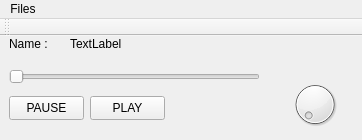
Before: the Qt Designer form Sub-Merge/SubMerge.ui in G-Maveryck/SubMerge, drawn with Qt 5.
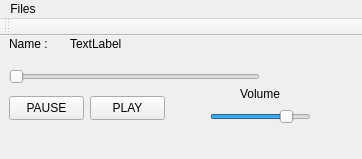
After: the same form once the commit is applied.

The edit to the form file:
```diff
--- a/Sub-Merge/SubMerge.ui
+++ b/Sub-Merge/SubMerge.ui
@@ -7,7 +7,7 @@
     <x>0</x>
     <y>0</y>
     <width>362</width>
-    <height>140</height>
+    <height>159</height>
    </rect>
   </property>
   <property name="windowTitle">
@@ -85,14 +85,33 @@
      <string>TextLabel</string>
     </property>
    </widget>
-   <widget class="QDial" name="volume">
+   <widget class="QSlider" name="s_Volume">
     <property name="geometry">
      <rect>
-      <x>290</x>
-      <y>43</y>
-      <width>50</width>
-      <height>51</height>
+      <x>210</x>
+      <y>70</y>
+      <width>101</width>
+      <height>22</height>
      </rect>
+    </property>
+    <property name="value">
+     <number>80</number>
+    </property>
+    <property name="orientation">
+     <enum>Qt::Horizontal</enum>
+    </property>
+   </widget>
+   <widget class="QLabel" name="label">
+    <property name="geometry">
+     <rect>
+      <x>240</x>
+      <y>50</y>
+      <width>49</width>
+      <height>16</height>
+     </rect>
+    </property>
+    <property name="text">
+     <string>Volume</string>
     </property>
    </widget>
   </widget>
```
